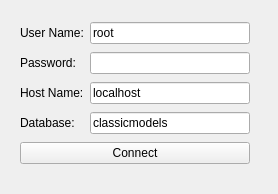
The window that qt_app/form_login.ui (mehmetrizaoz/5_product_line_automation) describes before a commit, drawn with Qt 5.
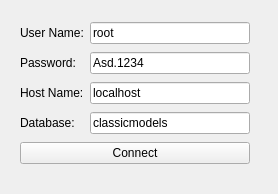
The same window after the commit.

```diff
--- a/qt_app/form_login.ui
+++ b/qt_app/form_login.ui
@@ -52,8 +52,11 @@
     </item>
     <item row="1" column="1">
      <widget class="QLineEdit" name="lineEdit_2">
+      <property name="text">
+       <string>Asd.1234</string>
+      </property>
       <property name="echoMode">
-       <enum>QLineEdit::Password</enum>
+       <enum>QLineEdit::Normal</enum>
       </property>
      </widget>
     </item>
```
